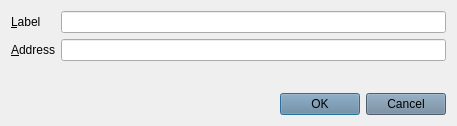
Qt form src/qt/forms/editaddressdialog.ui (DevelCurrency/AztecCoin) before a commit.
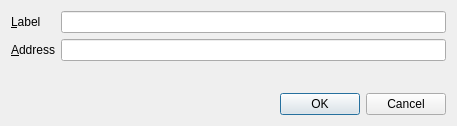
The same form after that commit. Icons and pictures are not drawn.

```diff
--- a/src/qt/forms/editaddressdialog.ui
+++ b/src/qt/forms/editaddressdialog.ui
@@ -73,7 +73,7 @@
    <item>
     <widget class="QDialogButtonBox" name="buttonBox">
      <property name="styleSheet">
-      <string notr="true">background-color: rgb(106, 131, 154);background-image: url(:/images/bgbfree);</string>
+      <string notr="true"/>
      </property>
      <property name="orientation">
       <enum>Qt::Horizontal</enum>
```
Left out of the diff: 4 changed lines with no effect on the pictures.
